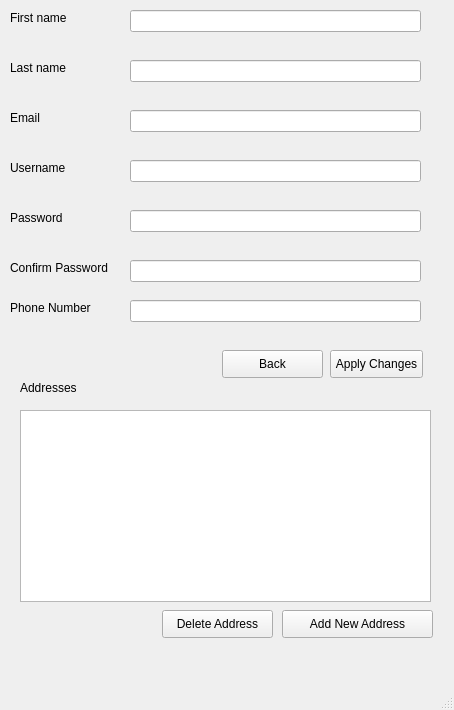
Before: the Qt Designer form ui_files/EditProfile.ui in TahaZahid05/Restaurant-Managment-System, drawn with Qt 5.
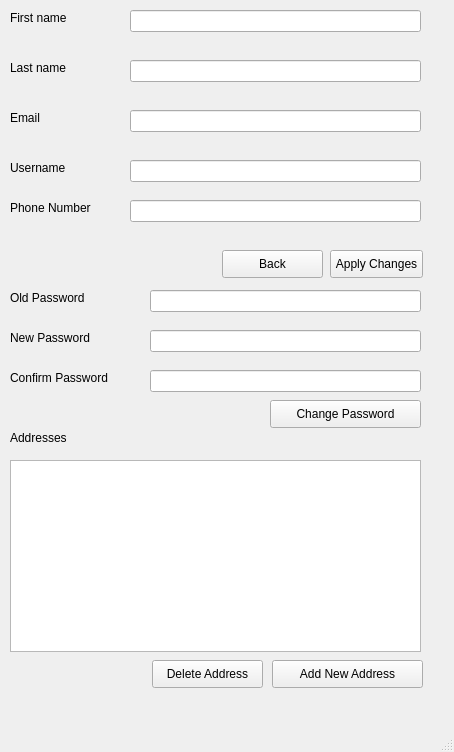
After: the same form once the commit is applied.

Commit message: All done except guest

Diff of the .ui file:
```diff
--- a/ui_files/EditProfile.ui
+++ b/ui_files/EditProfile.ui
@@ -7,7 +7,7 @@
     <x>0</x>
     <y>0</y>
     <width>454</width>
-    <height>710</height>
+    <height>752</height>
    </rect>
   </property>
   <property name="windowTitle">
@@ -41,7 +41,7 @@
     <property name="geometry">
      <rect>
       <x>130</x>
-      <y>300</y>
+      <y>200</y>
       <width>291</width>
       <height>22</height>
      </rect>
@@ -51,7 +51,7 @@
     <property name="geometry">
      <rect>
       <x>330</x>
-      <y>350</y>
+      <y>250</y>
       <width>93</width>
       <height>28</height>
      </rect>
@@ -60,21 +60,11 @@
      <string>Apply Changes</string>
     </property>
    </widget>
-   <widget class="QLineEdit" name="userPass">
-    <property name="geometry">
-     <rect>
-      <x>130</x>
-      <y>210</y>
-      <width>291</width>
-      <height>22</height>
-     </rect>
-    </property>
-   </widget>
    <widget class="QPushButton" name="backButton">
     <property name="geometry">
      <rect>
       <x>222</x>
-      <y>350</y>
+      <y>250</y>
       <width>101</width>
       <height>28</height>
      </rect>
@@ -83,16 +73,6 @@
      <string>Back</string>
     </property>
    </widget>
-   <widget class="QLineEdit" name="passConfirm">
-    <property name="geometry">
-     <rect>
-      <x>130</x>
-      <y>260</y>
-      <width>291</width>
-      <height>22</height>
-     </rect>
-    </property>
-   </widget>
    <widget class="QLabel" name="label_3">
     <property name="geometry">
      <rect>
@@ -120,7 +100,7 @@
     <property name="geometry">
      <rect>
       <x>10</x>
-      <y>300</y>
+      <y>200</y>
       <width>91</width>
       <height>16</height>
      </rect>
@@ -142,19 +122,6 @@
      <string>First name</string>
     </property>
    </widget>
-   <widget class="QLabel" name="label_5">
-    <property name="geometry">
-     <rect>
-      <x>10</x>
-      <y>210</y>
-      <width>55</width>
-      <height>16</height>
-     </rect>
-    </property>
-    <property name="text">
-     <string>Password</string>
-    </property>
-   </widget>
    <widget class="QLabel" name="label_2">
     <property name="geometry">
      <rect>
@@ -168,19 +135,6 @@
      <string>Last name</string>
     </property>
    </widget>
-   <widget class="QLabel" name="label_6">
-    <property name="geometry">
-     <rect>
-      <x>10</x>
-      <y>260</y>
-      <width>111</width>
-      <height>16</height>
-     </rect>
-    </property>
-    <property name="text">
-     <string>Confirm Password</string>
-    </property>
-   </widget>
    <widget class="QLineEdit" name="userName">
     <property name="geometry">
      <rect>
@@ -204,8 +158,8 @@
    <widget class="QPushButton" name="newAddressButton">
     <property name="geometry">
      <rect>
-      <x>282</x>
-      <y>610</y>
+      <x>272</x>
+      <y>660</y>
       <width>151</width>
       <height>28</height>
      </rect>
@@ -217,8 +171,8 @@
    <widget class="QLabel" name="label_8">
     <property name="geometry">
      <rect>
-      <x>20</x>
-      <y>380</y>
+      <x>10</x>
+      <y>430</y>
       <width>71</width>
       <height>16</height>
      </rect>
@@ -230,8 +184,8 @@
    <widget class="QPushButton" name="deleteAddressButton">
     <property name="geometry">
      <rect>
-      <x>162</x>
-      <y>610</y>
+      <x>152</x>
+      <y>660</y>
       <width>111</width>
       <height>28</height>
      </rect>
@@ -243,13 +197,98 @@
    <widget class="QListWidget" name="addressList">
     <property name="geometry">
      <rect>
-      <x>20</x>
-      <y>410</y>
+      <x>10</x>
+      <y>460</y>
       <width>411</width>
       <height>192</height>
      </rect>
     </property>
    </widget>
+   <widget class="QLineEdit" name="newPass">
+    <property name="geometry">
+     <rect>
+      <x>150</x>
+      <y>330</y>
+      <width>271</width>
+      <height>22</height>
+     </rect>
+    </property>
+   </widget>
+   <widget class="QLabel" name="label_5">
+    <property name="geometry">
+     <rect>
+      <x>10</x>
+      <y>290</y>
+      <width>81</width>
+      <height>16</height>
+     </rect>
+    </property>
+    <property name="text">
+     <string>Old Password</string>
+    </property>
+   </widget>
+   <widget class="QLineEdit" name="userPass">
+    <property name="geometry">
+     <rect>
+      <x>150</x>
+      <y>290</y>
+      <width>271</width>
+      <height>22</height>
+     </rect>
+    </property>
+   </widget>
+   <widget class="QLabel" name="label_6">
+    <property name="geometry">
+     <rect>
+      <x>10</x>
+      <y>330</y>
+      <width>111</width>
+      <height>16</height>
+     </rect>
+    </property>
+    <property name="text">
+     <string>New Password</string>
+    </property>
+   </widget>
+   <widget class="QLabel" name="label_7">
+    <property name="geometry">
+     <rect>
+      <x>10</x>
+      <y>370</y>
+      <width>141</width>
+      <height>16</height>
+     </rect>
+    </property>
+    <property name="text">
+     <string>Confirm Password</string>
+    </property>
+   </widget>
+   <widget class="QLineEdit" name="confirmPass">
+    <property name="geometry">
+     <rect>
+      <x>150</x>
+      <y>370</y>
+      <width>271</width>
+      <height>22</height>
+     </rect>
+    </property>
+    <property name="text">
+     <string/>
+    </property>
+   </widget>
+   <widget class="QPushButton" name="changePassButton">
+    <property name="geometry">
+     <rect>
+      <x>270</x>
+      <y>400</y>
+      <width>151</width>
+      <height>28</height>
+     </rect>
+    </property>
+    <property name="text">
+     <string>Change Password</string>
+    </property>
+   </widget>
   </widget>
   <widget class="QMenuBar" name="menubar">
    <property name="geometry">
```
The commit also changes 1 other file.
